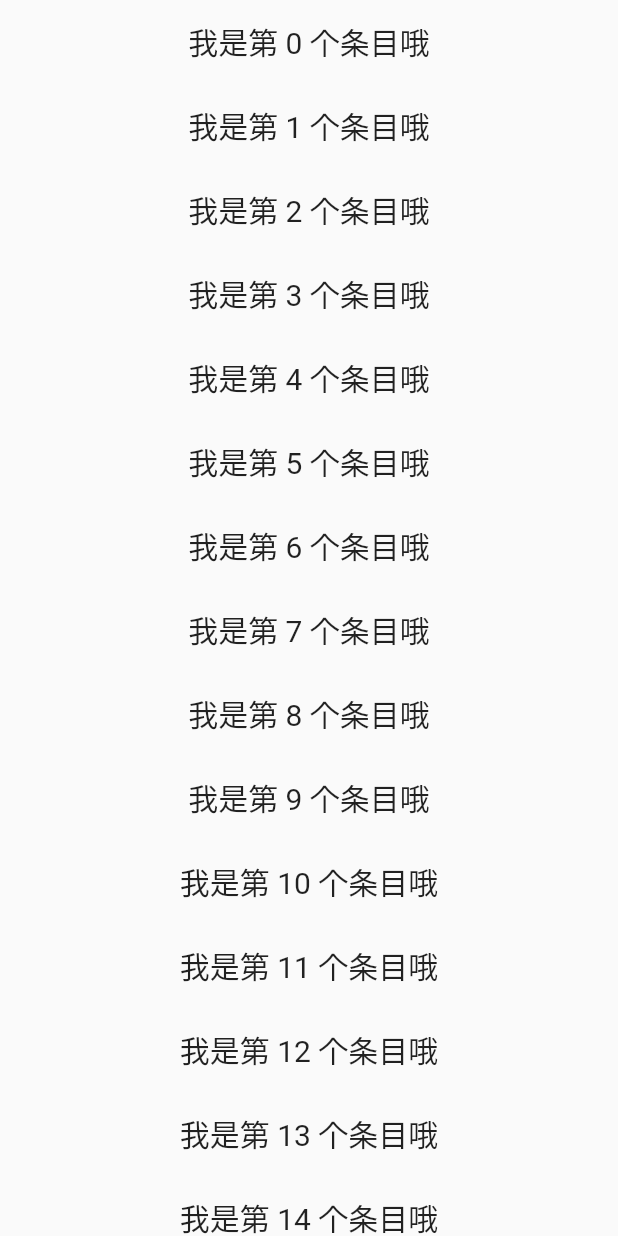
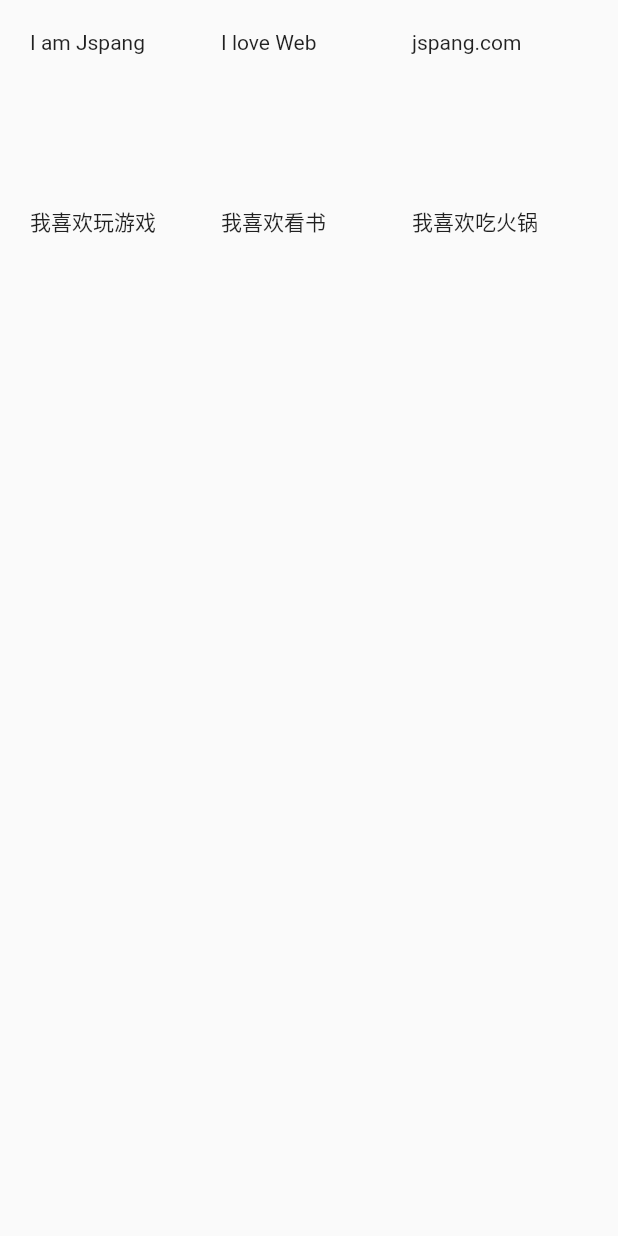
Before and after one commit to wangjing71/flutter_app, a Flutter app: the screen it shows after launch, on a phone screen of 412 x 824 dp. Run offline on Flutter 3.47's test engine with Material 2 defaults, Android fonts, the phone set to English and light mode, and no system bars.

Commit message:
ListView

```diff
--- a/lib/main.dart
+++ b/lib/main.dart
@@ -1,29 +1,24 @@
 import 'package:flutter/material.dart';
-void main () => runApp(MyApp(
-    items: new List<String>.generate(31, (i)=> "我是第 $i 个条目哦")
-));
+void main () => runApp(MyApp());
 
 class MyApp extends StatelessWidget{
-
-  final List<String> items;
-
-  MyApp({Key key, @required this.items}):super(key:key);
-
   @override
   Widget build(BuildContext context ){
     return MaterialApp(
       title:'ListView widget',
       home:Scaffold(
-          body:new ListView.builder(
-              itemCount:items.length,
-              itemBuilder:(context,index){
-                return new ListTile(
-                  title:Container(
-                    child:new Text('${items[index]}',style: TextStyle(fontSize: 20.0),),
-                    alignment: Alignment.center,
-                  )
-                );
-              }
+          body:GridView.count(
+            padding:const EdgeInsets.all(20.0),
+            crossAxisSpacing: 10.0,
+            crossAxisCount: 3,
+            children: <Widget>[
+              const Text('I am Jspang'),
+              const Text('I love Web'),
+              const Text('jspang.com'),
+              const Text('我喜欢玩游戏'),
+              const Text('我喜欢看书'),
+              const Text('我喜欢吃火锅')
+            ],
           )
       ),
     );
```
